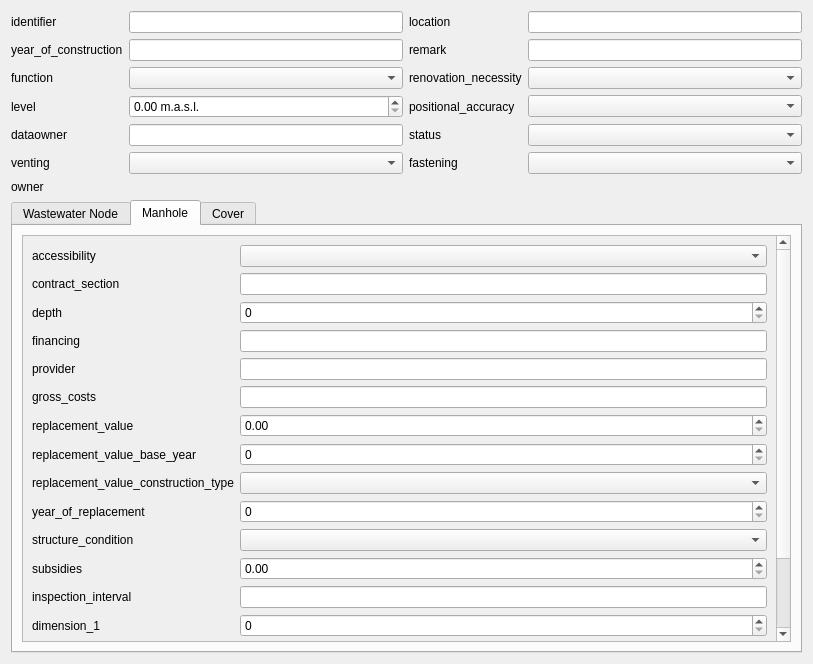
QGEP/QGEP, file project/forms/cover-manhole-wizard.ui: the form before one commit.
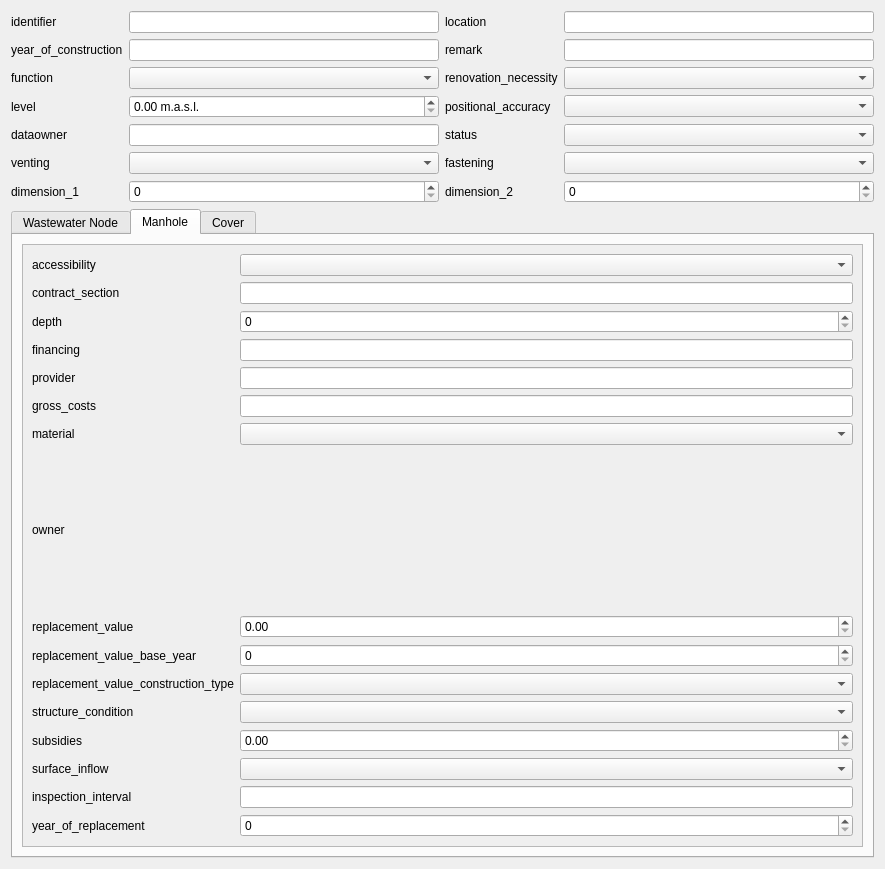
The form after the commit. The open tabs and pages were chosen to show the change. Custom widgets are drawn as their Qt base class.

Commit message: Improve wizard forms

Patch:
```diff
--- a/project/forms/cover-manhole-wizard.ui
+++ b/project/forms/cover-manhole-wizard.ui
@@ -6,8 +6,8 @@
    <rect>
     <x>0</x>
     <y>0</y>
-    <width>813</width>
-    <height>664</height>
+    <width>885</width>
+    <height>869</height>
    </rect>
   </property>
   <property name="windowTitle">
@@ -24,7 +24,7 @@
      </property>
     </widget>
    </item>
-   <item row="12" column="0" colspan="4">
+   <item row="16" column="0" colspan="4">
     <widget class="QWidget" name="widget" native="true">
      <layout class="QGridLayout" name="gridLayout_2">
       <property name="margin">
@@ -93,12 +93,35 @@
              <property name="geometry">
               <rect>
                <x>0</x>
-               <y>-187</y>
-               <width>758</width>
-               <height>655</height>
+               <y>-101</y>
+               <width>830</width>
+               <height>630</height>
               </rect>
              </property>
              <layout class="QGridLayout" name="gridLayout_5">
+              <item row="9" column="0">
+               <widget class="QLabel" name="label_25">
+                <property name="text">
+                 <string>material</string>
+                </property>
+                <property name="buddy">
+                 <cstring>material</cstring>
+                </property>
+               </widget>
+              </item>
+              <item row="25" column="0">
+               <widget class="QLabel" name="label_15">
+                <property name="text">
+                 <string>year_of_replacement</string>
+                </property>
+               </widget>
+              </item>
+              <item row="25" column="1">
+               <widget class="QSpinBox" name="year_of_replacement"/>
+              </item>
+              <item row="9" column="1">
+               <widget class="QComboBox" name="material"/>
+              </item>
               <item row="0" column="0">
                <widget class="QLabel" name="label_3">
                 <property name="text">
@@ -109,21 +132,21 @@
                 </property>
                </widget>
               </item>
-              <item row="11" column="0">
+              <item row="13" column="0">
                <widget class="QLabel" name="label_11">
                 <property name="text">
                  <string>replacement_value_base_year</string>
                 </property>
                </widget>
               </item>
-              <item row="12" column="0">
+              <item row="14" column="0">
                <widget class="QLabel" name="label_10">
                 <property name="text">
                  <string>replacement_value_construction_type</string>
                 </property>
                </widget>
               </item>
-              <item row="15" column="0">
+              <item row="17" column="0">
                <widget class="QLabel" name="label_18">
                 <property name="text">
                  <string>structure_condition</string>
@@ -133,66 +156,23 @@
                 </property>
                </widget>
               </item>
-              <item row="15" column="1">
+              <item row="17" column="1">
                <widget class="QComboBox" name="structure_condition"/>
               </item>
-              <item row="16" column="0">
+              <item row="18" column="0">
                <widget class="QLabel" name="label_17">
                 <property name="text">
                  <string>subsidies</string>
                 </property>
                </widget>
               </item>
-              <item row="17" column="1">
+              <item row="20" column="1">
                <widget class="QLineEdit" name="inspection_interval"/>
               </item>
-              <item row="18" column="0">
-               <widget class="QLabel" name="label_23">
-                <property name="text">
-                 <string>dimension_1</string>
-                </property>
-                <property name="buddy">
-                 <cstring>dimension1</cstring>
-                </property>
-               </widget>
+              <item row="14" column="1">
+               <widget class="QComboBox" name="rv_construction_type"/>
               </item>
-              <item row="18" column="1">
-               <widget class="QSpinBox" name="dimension1"/>
-              </item>
-              <item row="19" column="0">
-               <widget class="QLabel" name="label_22">
-                <property name="text">
-                 <string>dimension_2</string>
-                </property>
-                <property name="buddy">
-                 <cstring>dimension2</cstring>
-                </property>
-               </widget>
-              </item>
-              <item row="19" column="1">
-               <widget class="QSpinBox" name="dimension2"/>
-              </item>
-              <item row="21" column="0">
-               <widget class="QLabel" name="label_25">
-                <property name="text">
-                 <string>material</string>
-                </property>
-                <property name="buddy">
-                 <cstring>material</cstring>
-                </property>
-               </widget>
-              </item>
-              <item row="21" column="1">
-               <widget class="QComboBox" name="material"/>
-              </item>
-              <item row="22" column="0">
-               <widget class="QLabel" name="label_26">
-                <property name="text">
-                 <string>surface_inflow</string>
-                </property>
-               </widget>
-              </item>
-              <item row="17" column="0">
+              <item row="20" column="0">
                <widget class="QLabel" name="label_8">
                 <property name="text">
                  <string>inspection_interval</string>
@@ -248,20 +228,13 @@
               <item row="8" column="1">
                <widget class="QLineEdit" name="gross_costs"/>
               </item>
-              <item row="10" column="0">
+              <item row="12" column="0">
                <widget class="QLabel" name="label_12">
                 <property name="text">
                  <string>replacement_value</string>
                 </property>
                </widget>
               </item>
-              <item row="14" column="0">
-               <widget class="QLabel" name="label_15">
-                <property name="text">
-                 <string>year_of_replacement</string>
-                </property>
-               </widget>
-              </item>
               <item row="6" column="0">
                <widget class="QLabel" name="label_21">
                 <property name="text">
@@ -278,27 +251,38 @@
               <item row="6" column="1">
                <widget class="QLineEdit" name="provider"/>
               </item>
-              <item row="22" column="1">
-               <widget class="QComboBox" name="surface_inflow"/>
-              </item>
               <item row="3" column="1">
                <widget class="QSpinBox" name="depth"/>
               </item>
-              <item row="11" column="1">
+              <item row="13" column="1">
                <widget class="QSpinBox" name="rv_base_year"/>
               </item>
               <item row="12" column="1">
-               <widget class="QComboBox" name="rv_construction_type"/>
-              </item>
-              <item row="14" column="1">
-               <widget class="QSpinBox" name="year_of_replacement"/>
-              </item>
-              <item row="10" column="1">
                <widget class="QDoubleSpinBox" name="replacement_value"/>
               </item>
-              <item row="16" column="1">
+              <item row="18" column="1">
                <widget class="QDoubleSpinBox" name="subsidies"/>
               </item>
+              <item row="11" column="0">
+               <widget class="QLabel" name="label_19">
+                <property name="text">
+                 <string>owner</string>
+                </property>
+               </widget>
+              </item>
+              <item row="11" column="1">
+               <widget class="QgsRelationReferenceWidget" name="fk_owner"/>
+              </item>
+              <item row="19" column="0">
+               <widget class="QLabel" name="label_26">
+                <property name="text">
+                 <string>surface_inflow</string>
+                </property>
+               </widget>
+              </item>
+              <item row="19" column="1">
+               <widget class="QComboBox" name="surface_inflow"/>
+              </item>
              </layout>
             </widget>
            </widget>
@@ -526,13 +510,29 @@
    <item row="8" column="3">
     <widget class="QComboBox" name="status"/>
    </item>
-   <item row="11" column="1">
-    <widget class="QgsRelationReferenceWidget" name="fk_owner"/>
-   </item>
    <item row="11" column="0">
-    <widget class="QLabel" name="label_19">
+    <widget class="QLabel" name="label_23">
      <property name="text">
-      <string>owner</string>
+      <string>dimension_1</string>
+     </property>
+     <property name="buddy">
+      <cstring>dimension1</cstring>
+     </property>
+    </widget>
+   </item>
+   <item row="11" column="3">
+    <widget class="QSpinBox" name="dimension2"/>
+   </item>
+   <item row="11" column="1">
+    <widget class="QSpinBox" name="dimension1"/>
+   </item>
+   <item row="11" column="2">
+    <widget class="QLabel" name="label_22">
+     <property name="text">
+      <string>dimension_2</string>
+     </property>
+     <property name="buddy">
+      <cstring>dimension2</cstring>
      </property>
     </widget>
    </item>
```
Left out of the diff: 36 changed lines with no effect on the pictures. The commit also changes 2 other files.
